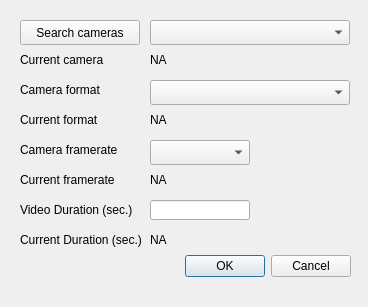
This is camInterface/camerasetupdialog.ui in LucaCerina/videoPPG_cameraInterface as Qt 5 draws it before an edit. The edited form follows.
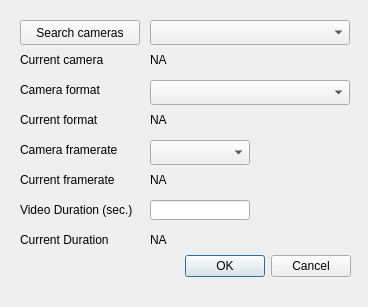
This is the edited form.

Commit message: Minor graphical fix in cameraSetup

What changed in the file:
```diff
--- a/camInterface/camerasetupdialog.ui
+++ b/camInterface/camerasetupdialog.ui
@@ -209,7 +209,7 @@
     </rect>
    </property>
    <property name="text">
-    <string>Current Duration (sec.)</string>
+    <string>Current Duration</string>
    </property>
   </widget>
   <widget class="QLabel" name="timeLabel">
```
The commit also changes 2 other files.
